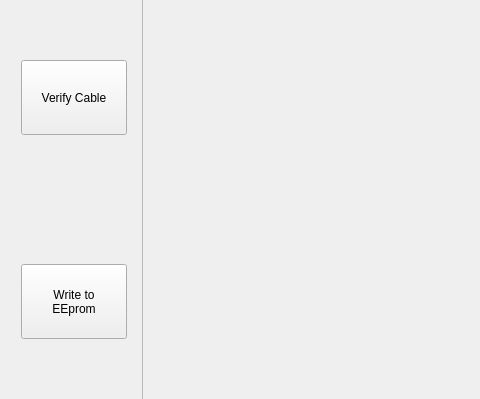
Above: ui/tabs/program_tab.ui from beadedstream/cable-builder before the change; both pictures show x 0 to 480 and y 83 to 482 of the 735 by 565 pixel window. Below: the same form after it.
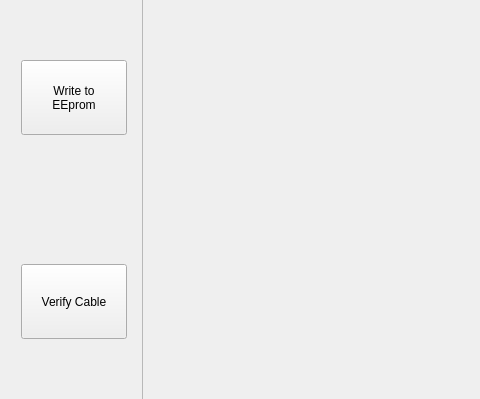
That is the form after the change.

Commit message: finished program tab functionallity

Patch:
```diff
--- a/ui/tabs/program_tab.ui
+++ b/ui/tabs/program_tab.ui
@@ -76,19 +76,6 @@
       <property name="leftMargin">
        <number>10</number>
       </property>
-      <item>
-       <widget class="QPushButton" name="verify_cable_btn">
-        <property name="minimumSize">
-         <size>
-          <width>0</width>
-          <height>75</height>
-         </size>
-        </property>
-        <property name="text">
-         <string>Verify Cable</string>
-        </property>
-       </widget>
-      </item>
       <item>
        <widget class="QPushButton" name="write_to_eeprom_btn">
         <property name="minimumSize">
@@ -103,6 +90,19 @@
         </property>
        </widget>
       </item>
+      <item>
+       <widget class="QPushButton" name="verify_cable_btn">
+        <property name="minimumSize">
+         <size>
+          <width>0</width>
+          <height>75</height>
+         </size>
+        </property>
+        <property name="text">
+         <string>Verify Cable</string>
+        </property>
+       </widget>
+      </item>
      </layout>
     </widget>
    </item>
```
The commit also changes 10 other files.
